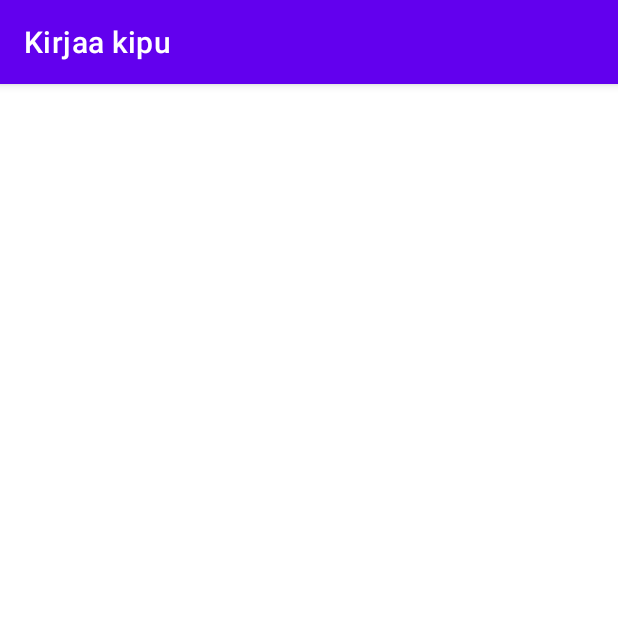
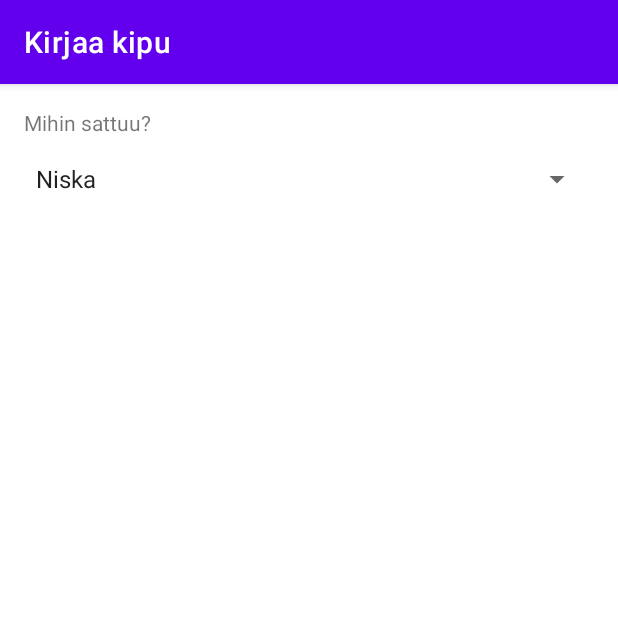
Before and after one commit to Tschokkinen/android-health-application, an Android app: the ReportPain screen opened directly, with no data from a screen before it, on a phone screen of 412 x 824 dp, the top half of it. Run offline under Robolectric (Android 15) with nearby library versions, the phone set to English and light mode, and no system bars.

Commit message:
Javadocs added.

```diff
--- a/app/src/main/java/com/ericaskari/healthapplication/FirstLaunch.java
+++ b/app/src/main/java/com/ericaskari/healthapplication/FirstLaunch.java
@@ -18,7 +18,7 @@ import java.util.Date;
 
 /**
  * @author Gavril Tschokkinen
- *
+ * Activity for user data collection during the first launch of the application.
  */
 
 public class FirstLaunch extends AppCompatActivity {
@@ -81,7 +81,7 @@ public class FirstLaunch extends AppCompatActivity {
             longTermIllness = "Ei pitkäaikaissairauksia.";
         }
 
-        if(!firstName.isEmpty() && !lastName.isEmpty() && !height.isEmpty() && !weight.isEmpty()) {
+        if(!firstName.isEmpty() && !lastName.isEmpty() && !height.isEmpty() && !weight.isEmpty() && date != 0 && month != 0 && year != 0) {
             AsyncTask.execute(() -> {
                 User user = new User(firstName, lastName, new Date(year, month, date), Integer.parseInt(height), Integer.parseInt(weight), longTermIllness);
                 this.db.userDao().insertAll(user);
@@ -91,6 +91,7 @@ public class FirstLaunch extends AppCompatActivity {
             });
         } else {
             Log.d("FirstLaunch", "A required field is null");
+            //Add a warning prompt here
         }
     }
 
--- a/app/src/main/java/com/ericaskari/healthapplication/FirstLaunchDone.java
+++ b/app/src/main/java/com/ericaskari/healthapplication/FirstLaunchDone.java
@@ -5,6 +5,11 @@ import androidx.appcompat.app.AppCompatActivity;
 import android.content.Intent;
 import android.os.Bundle;
 import android.view.View;
+
+/**
+ * @author Gavril Tschokkinen
+ * Used to indicate that user data on FirstLaunch activity has been saved successfully.
+ */
 
 public class FirstLaunchDone extends AppCompatActivity {
 
--- a/app/src/main/java/com/ericaskari/healthapplication/ReportPain.java
+++ b/app/src/main/java/com/ericaskari/healthapplication/ReportPain.java
@@ -3,12 +3,27 @@ package com.ericaskari.healthapplication;
 import androidx.appcompat.app.AppCompatActivity;
 
 import android.os.Bundle;
+import android.widget.ArrayAdapter;
+import android.widget.Spinner;
+
+import java.lang.reflect.Array;
+
+/**
+ * @author Gavril Tschokkinen
+ */
 
 public class ReportPain extends AppCompatActivity {
+    private Spinner selectPainSpinner;
 
     @Override
     protected void onCreate(Bundle savedInstanceState) {
         super.onCreate(savedInstanceState);
         setContentView(R.layout.activity_report_pain);
+
+        selectPainSpinner = findViewById(R.id.selectPainSpinner);
+        //https://developer.android.com/guide/topics/ui/controls/spinner
+        ArrayAdapter<CharSequence> adapter = ArrayAdapter.createFromResource(this, R.array.list_of_pains, android.R.layout.simple_spinner_item);
+        adapter.setDropDownViewResource(android.R.layout.simple_spinner_dropdown_item);
+        selectPainSpinner.setAdapter(adapter);
     }
 }
--- a/app/src/main/res/layout/activity_report_pain.xml
+++ b/app/src/main/res/layout/activity_report_pain.xml
@@ -6,4 +6,23 @@
     android:layout_height="match_parent"
     tools:context=".ReportPain">
 
+    <TextView
+        android:id="@+id/textViewWhereIsThePain"
+        android:layout_width="wrap_content"
+        android:layout_height="wrap_content"
+        android:layout_marginStart="16dp"
+        android:layout_marginTop="16dp"
+        android:text="@string/where_is_the_pain"
+        app:layout_constraintStart_toStartOf="parent"
+        app:layout_constraintTop_toTopOf="parent" />
+
+    <Spinner
+        android:id="@+id/selectPainSpinner"
+        android:layout_width="379dp"
+        android:layout_height="wrap_content"
+        android:layout_marginStart="16dp"
+        android:layout_marginTop="16dp"
+        android:spinnerMode="dropdown"
+        app:layout_constraintStart_toStartOf="parent"
+        app:layout_constraintTop_toBottomOf="@+id/textViewWhereIsThePain" />
 </androidx.constraintlayout.widget.ConstraintLayout>
--- a/app/src/main/res/values/strings.xml
+++ b/app/src/main/res/values/strings.xml
@@ -30,4 +30,16 @@
     <string name="radio_button_no">Ei</string>
     <string name="user_data_text_sent">Kiitos! Tietosi on tallennettu.</string>
     <!-- End -->
+
+    <!-- Report a pain -->
+    <string name="where_is_the_pain">Mihin sattuu?</string>
+
+    <string-array name="list_of_pains">
+        <item>Niska</item>
+        <item>Hartia</item>
+        <item>Polvi</item>
+        <item>Yläselkä</item>
+        <item>Alaselkä</item>
+    </string-array>
+    <!-- End -->
 </resources>
```
